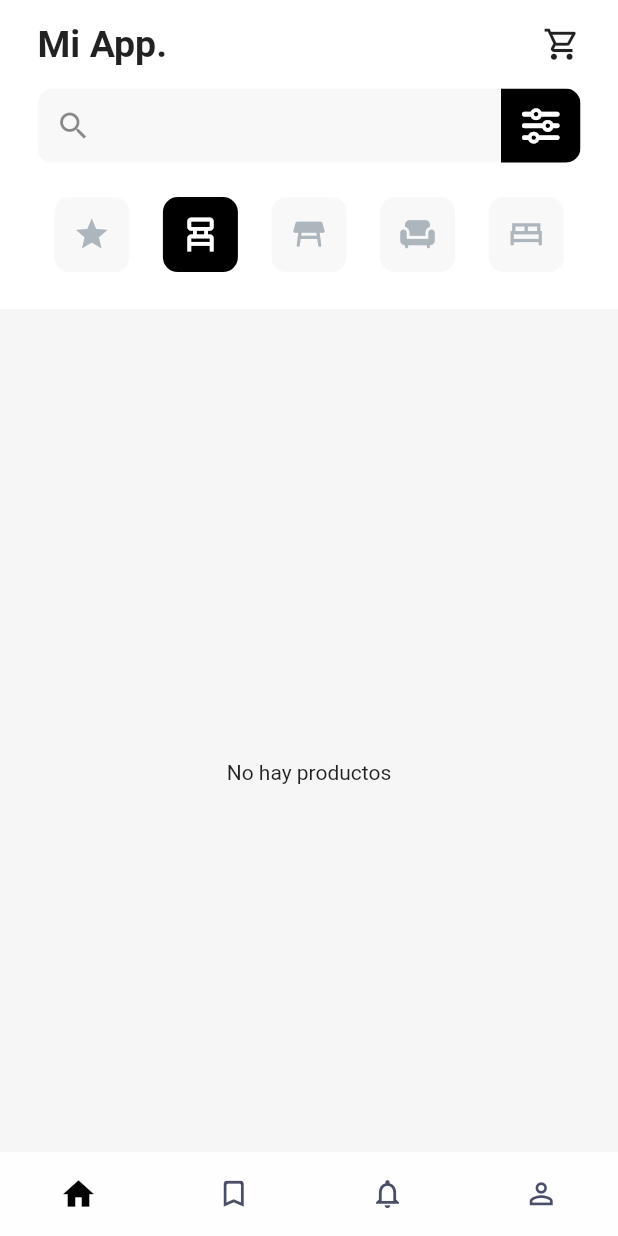
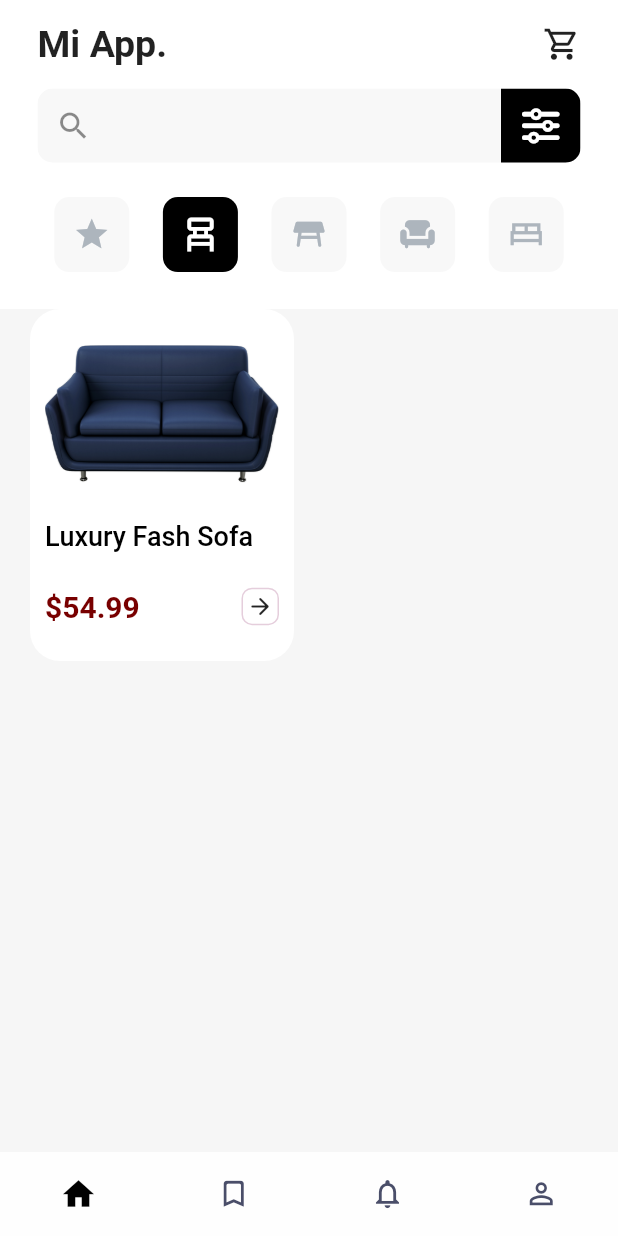
Before and after one commit to jhongo/Furniture_App, a Flutter app: the screen it shows after launch, after a tap on the "chair alt" icon, on a phone screen of 412 x 824 dp. Run offline on Flutter 3.47's test engine with Material 2 defaults, Android fonts, the phone set to English and light mode, and no system bars; our stand-ins replace font_awesome_flutter, shared_preferences; network calls fail.

Commit message:
Correccion de Icono principal

```diff
--- a/lib/models/mueble_model.dart
+++ b/lib/models/mueble_model.dart
@@ -1,6 +1,3 @@
-import 'package:flutter/cupertino.dart';
-import 'package:mueble_app/services/unit_service.dart';
-import 'package:provider/provider.dart';
 
 class MuebleModelData{
   final String name;
@@ -57,7 +54,7 @@ final mueble_data = <MuebleModelData>[
     qualification: 4.3,
     unit: 1,
     description: 'Minimal Bed is made of by natural wood. The design that is very simple and minimal. This is truly one of the best furnitures in any family for now. Whit 3 different colors you can easly select the best match for you home',
-    category: 'sofa',
+    category: 'chair',
     colors:[
       0xFF514e4e,
       0xFF34a4a5,
--- a/lib/screens/product_screen.dart
+++ b/lib/screens/product_screen.dart
@@ -30,13 +30,14 @@ class ProductScreen extends StatelessWidget {
 
   }
 
-
-
   const ProductScreen({Key? key}) : super(key: key);
 
   @override
   Widget build(BuildContext context) {
     final opcCa = Provider.of<CategoryService>(context);
+    final dataFilterMueble = mueble_data.where((mueble) => mueble.category.startsWith( opcCa.opcCategoryGet ));
+
+
     return Scaffold(
       backgroundColor: Color(0xFFf6f6f6),
       body: SafeArea(
@@ -46,36 +47,30 @@ class ProductScreen extends StatelessWidget {
             Expanded(
               child: Container(
                 padding: EdgeInsets.symmetric(horizontal: 20),
-                child: (opcCa.opcCategoryGet == mueble_data.map((e) => print(e.category.contains('sofa')) ) ) ? GridView.builder(
+                child:  GridView.builder(
                   physics:const BouncingScrollPhysics(),
-                  itemCount: mueble_data.length,
+                  itemCount: dataFilterMueble.length,
                   gridDelegate:const SliverGridDelegateWithFixedCrossAxisCount(
                     crossAxisCount: 2,
                     mainAxisSpacing: 20.0,
                     crossAxisSpacing: 20.0,
                     childAspectRatio: 0.75
 
-
                     ) ,
                   itemBuilder:(context,int index){
 
                     final dataMuebles = mueble_data[index];
-                    final categoryFurniture = dataMuebles.category;
-                    return _CardItemProduct(
+
+                    return  _CardItemProduct(
                       dataMueble: dataMuebles,
                       onTap:(){
                         _onMueblePressed(dataMuebles, context);
-                      },
-                      );
+                      });
 
 
 
                   }
 
-                  )
-                  :
-                  Center(
-                    child: Text('No hay productos'),
                   )
             )),
 
--- a/pubspec.yaml
+++ b/pubspec.yaml
@@ -47,7 +47,7 @@ dev_dependencies:
 flutter_icons:
   android: true
   ios: true
-  image_path: "assets/icon/icon.png"
+  image_path: "assets/icon/iconApp.png"
 
 
   # The "flutter_lints" package below contains a set of recommended lints to
```
Also changed, not shown: 22 other files.
